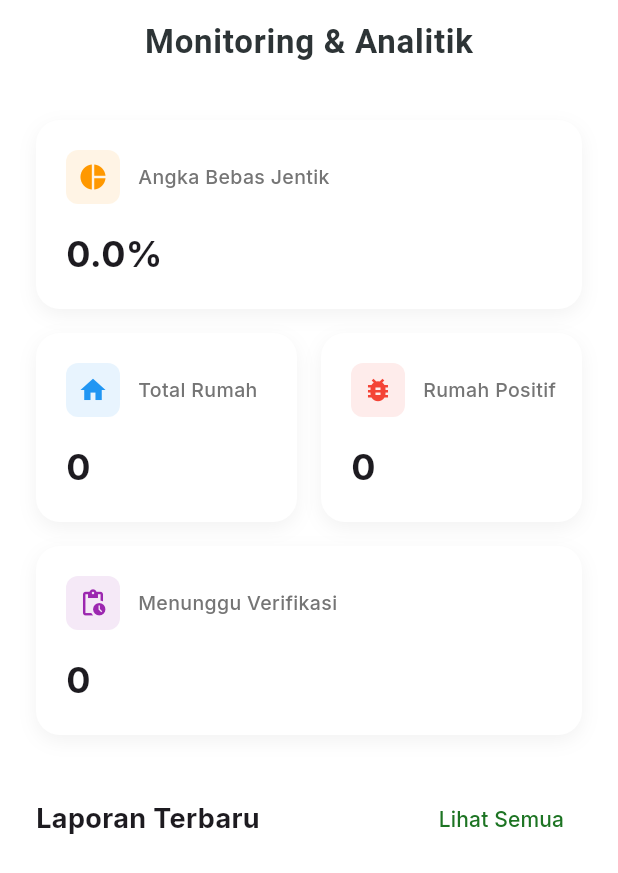
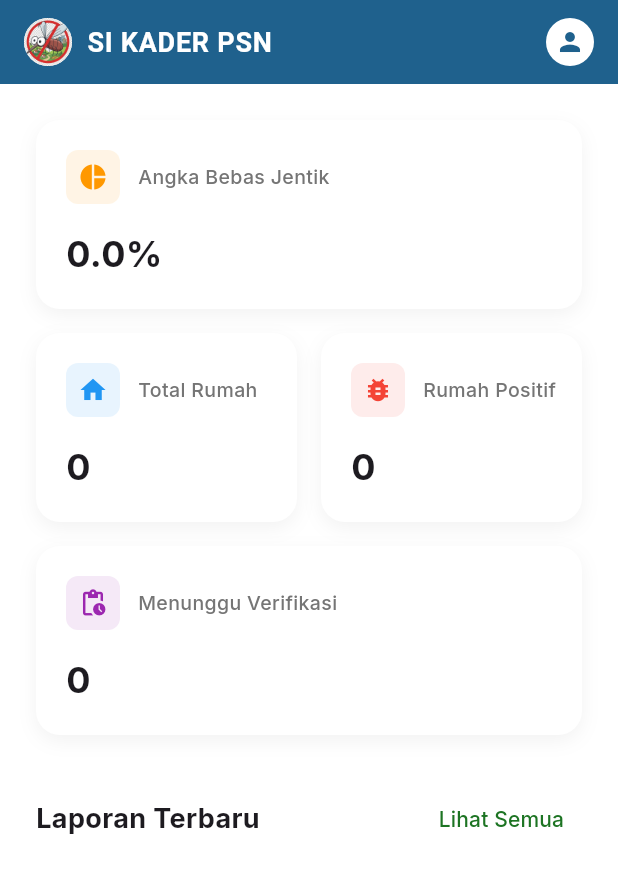
Before and after one commit to kiyerivia/sikadercantik, a Flutter app: the AdminAnalyticsScreen screen opened by its route, on a phone screen of 412 x 824 dp. Shown: the top 873 px of the screen. Run offline on Flutter 3.47's test engine with Material 3 defaults, Android fonts, the phone set to English and light mode, and no system bars; our stand-ins replace flutter_dotenv, flutter_hooks, font_awesome_flutter, go_router, google_fonts, hooks_riverpod and 1 more; accounts and stored records are empty.

Commit message:
feat: ensure logout button consistency across all main screens

```diff
--- a/lib/features/dashboard/admin_analytics_screen.dart
+++ b/lib/features/dashboard/admin_analytics_screen.dart
@@ -1,6 +1,7 @@
 import 'package:flutter/material.dart';
 import 'package:hooks_riverpod/hooks_riverpod.dart';
 import 'package:go_router/go_router.dart';
+import '../../shared/providers/auth_providers.dart';
 import '../../shared/providers/admin_providers.dart';
 import 'package:intl/intl.dart';
 
@@ -13,7 +14,50 @@ class AdminAnalyticsScreen extends ConsumerWidget {
     final reportsAsync = ref.watch(allReportsProvider);
 
     return Scaffold(
-      appBar: AppBar(title: const Text('Monitoring & Analitik')),
+      appBar: AppBar(
+        backgroundColor: const Color(0xFF1F618D),
+        elevation: 0,
+        title: Row(
+          children: [
+            Container(
+              width: 32,
+              height: 32,
+              decoration: const BoxDecoration(color: Colors.white, shape: BoxShape.circle),
+              clipBehavior: Clip.antiAlias,
+              child: Image.asset('assets/images/psn_logo_new.jpg', fit: BoxFit.cover),
+            ),
+            const SizedBox(width: 10),
+            const Text('SI KADER PSN', style: TextStyle(color: Colors.white, fontWeight: FontWeight.bold, fontSize: 18)),
+          ],
+        ),
+        actions: [
+          PopupMenuButton<void>(
+            onSelected: (_) async {
+              await ref.read(authRepositoryProvider).signOut();
+              if (context.mounted) context.go('/login');
+            },
+            offset: const Offset(0, 50),
+            itemBuilder: (context) => [
+              PopupMenuItem(
+                value: null,
+                child: Row(
+                  children: [
+                    const Icon(Icons.logout, color: Colors.red, size: 20),
+                    const SizedBox(width: 12),
+                    const Text('Logout', style: TextStyle(color: Colors.red, fontWeight: FontWeight.w500)),
+                  ],
+                ),
+              ),
+            ],
+            child: const CircleAvatar(
+              radius: 16,
+              backgroundColor: Colors.white,
+              child: Icon(Icons.person, color: Color(0xFF1F618D), size: 20),
+            ),
+          ),
+          const SizedBox(width: 16),
+        ],
+      ),
       body: RefreshIndicator(
         onRefresh: () async {
           ref.invalidate(allReportsProvider);
```
Also changed, not shown: lib/features/master_data/location_management_screen.dart (+44 -1 lines).
